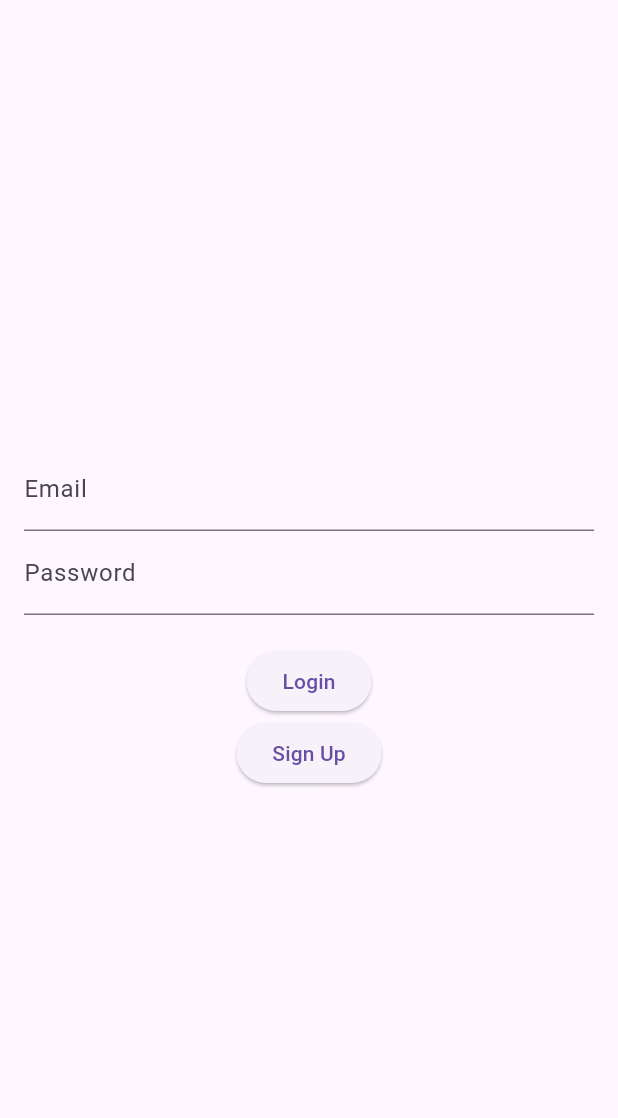
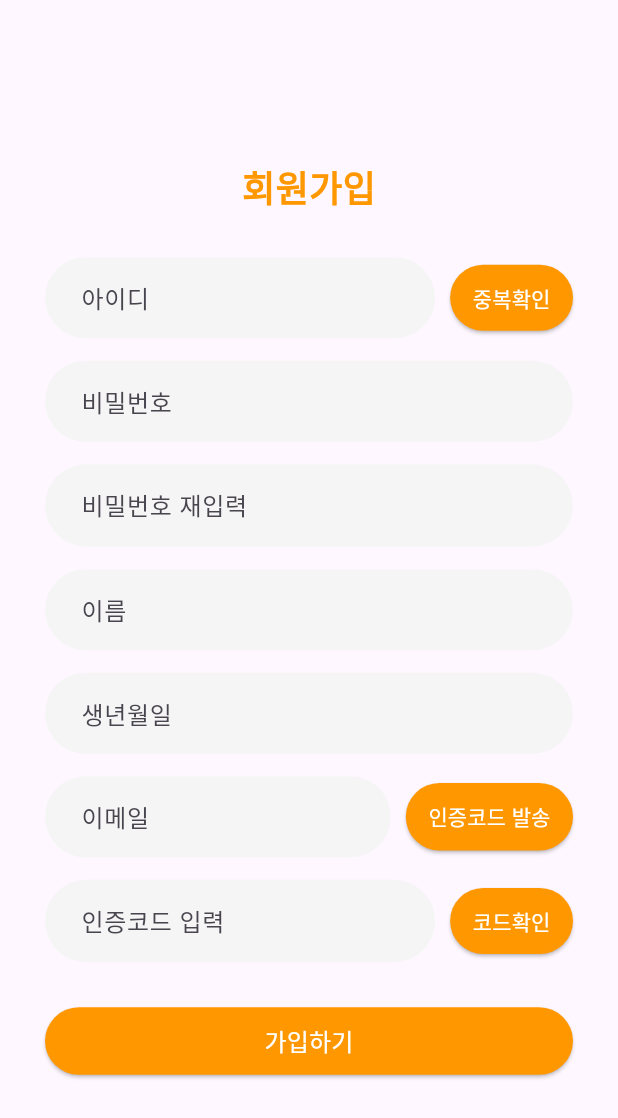
Before and after one commit to CHH01/runipet, a Flutter app: the screen it shows after launch, on a phone screen of 412 x 824 dp. Shown: the top 1118 px of the screen. Run offline on Flutter 3.47's test engine with Material 3 defaults, Android fonts, the phone set to English and light mode, and no system bars.

Commit message:
회원가입 스크린 제작작

```diff
--- a/lib/main.dart
+++ b/lib/main.dart
@@ -1,16 +1,17 @@
 import 'package:flutter/material.dart';
-import 'screens/login_screen.dart';
+import 'screens/signup_screen.dart';
 
 void main() {
-  runApp(MyApp());
+  runApp(SignUpApp());
 }
 
-class MyApp extends StatelessWidget {
+class SignUpApp extends StatelessWidget {
   @override
   Widget build(BuildContext context) {
     return MaterialApp(
-      title: 'FitJourney',
-      home: LoginScreen(), // 앱 실행 시 LoginScreen 표시
+      title: '회원가입',
+      debugShowCheckedModeBanner: false,
+      home: SignUpScreen(),
     );
   }
 }
--- /dev/null
+++ b/lib/screens/signup_screen.dart
@@ -0,0 +1,119 @@
+import 'package:flutter/material.dart';
+
+class SignUpScreen extends StatelessWidget {
+  final _formKey = GlobalKey<FormState>();
+
+  SignUpScreen({super.key});
+
+  @override
+  Widget build(BuildContext context) {
+    return Scaffold(
+      body: SafeArea(
+        child: Center(
+          child: SingleChildScrollView(
+            padding: EdgeInsets.symmetric(horizontal: 30),
+            child: Form(
+              key: _formKey,
+              child: Column(
+                children: [
+                  Text(
+                    '회원가입',
+                    style: TextStyle(
+                      fontSize: 24,
+                      fontWeight: FontWeight.bold,
+                      color: Colors.orange,
+                    ),
+                  ),
+                  SizedBox(height: 30),
+                  Row(
+                    children: [
+                      Expanded(child: _buildTextField('아이디')),
+                      SizedBox(width: 10),
+                      _buildSmallButton('중복확인'),
+                    ],
+                  ),
+                  SizedBox(height: 15),
+                  _buildTextField('비밀번호', obscureText: true),
+                  SizedBox(height: 15),
+                  _buildTextField('비밀번호 재입력', obscureText: true),
+                  SizedBox(height: 15),
+                  _buildTextField('이름'),
+                  SizedBox(height: 15),
+                  _buildTextField('생년월일'),
+                  SizedBox(height: 15),
+                  Row(
+                    children: [
+                      Expanded(child: _buildTextField('이메일')),
+                      SizedBox(width: 10),
+                      _buildSmallButton('인증코드 발송'),
+                    ],
+                  ),
+                  SizedBox(height: 15),
+                  Row(
+                    children: [
+                      Expanded(child: _buildTextField('인증코드 입력')),
+                      SizedBox(width: 10),
+                      _buildSmallButton('코드확인'),
+                    ],
+                  ),
+                  SizedBox(height: 30),
+                  SizedBox(
+                    width: double.infinity,
+                    height: 45,
+                    child: ElevatedButton(
+                      style: ElevatedButton.styleFrom(
+                        backgroundColor: Colors.orange,
+                        shape: RoundedRectangleBorder(
+                          borderRadius: BorderRadius.circular(30),
+                        ),
+                      ),
+                      onPressed: () {
+                        // 회원가입 버튼 클릭 시
+                      },
+                      child: Text(
+                        '가입하기',
+                        style: TextStyle(fontSize: 16, color: Colors.white),
+                      ),
+                    ),
+                  )
+                ],
+              ),
+            ),
+          ),
+        ),
+      ),
+    );
+  }
+
+  Widget _buildTextField(String hintText, {bool obscureText = false}) {
+    return TextFormField(
+      obscureText: obscureText,
+      decoration: InputDecoration(
+        hintText: hintText,
+        filled: true,
+        fillColor: Color(0xFFF5F5F5),
+        contentPadding: EdgeInsets.symmetric(horizontal: 20, vertical: 15),
+        border: OutlineInputBorder(
+          borderRadius: BorderRadius.circular(30),
+          borderSide: BorderSide.none,
+        ),
+      ),
+    );
+  }
+
+  Widget _buildSmallButton(String text) {
+    return ElevatedButton(
+      style: ElevatedButton.styleFrom(
+        backgroundColor: Colors.orange,
+        padding: EdgeInsets.symmetric(horizontal: 15, vertical: 12),
+        shape: RoundedRectangleBorder(
+          borderRadius: BorderRadius.circular(30),
+        ),
+      ),
+      onPressed: () {
+        // 버튼 클릭 이벤트
+      },
+      child: Text(text, style: TextStyle(color: Colors.white)),
+    );
+  }
+}
```
